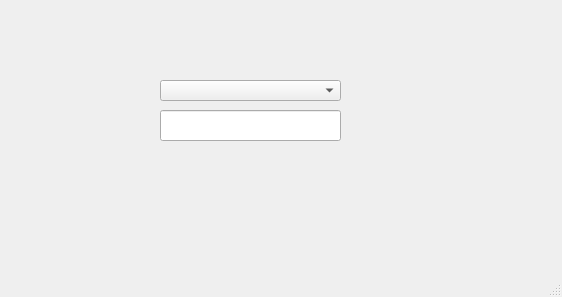
First picture: the form in mainwindow.ui, repository xukangmin/OpenSerialDAQ, before the edit.
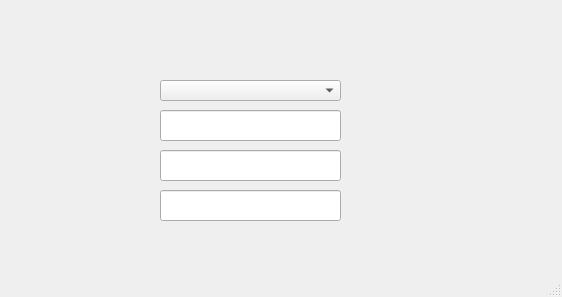
Second picture: the form after the edit.

```diff
--- a/mainwindow.ui
+++ b/mainwindow.ui
@@ -34,6 +34,26 @@
      </rect>
     </property>
    </widget>
+   <widget class="QLineEdit" name="lineEdit_2">
+    <property name="geometry">
+     <rect>
+      <x>160</x>
+      <y>150</y>
+      <width>181</width>
+      <height>31</height>
+     </rect>
+    </property>
+   </widget>
+   <widget class="QLineEdit" name="lineEdit_3">
+    <property name="geometry">
+     <rect>
+      <x>160</x>
+      <y>190</y>
+      <width>181</width>
+      <height>31</height>
+     </rect>
+    </property>
+   </widget>
   </widget>
   <widget class="QMenuBar" name="menubar">
    <property name="geometry">
```
